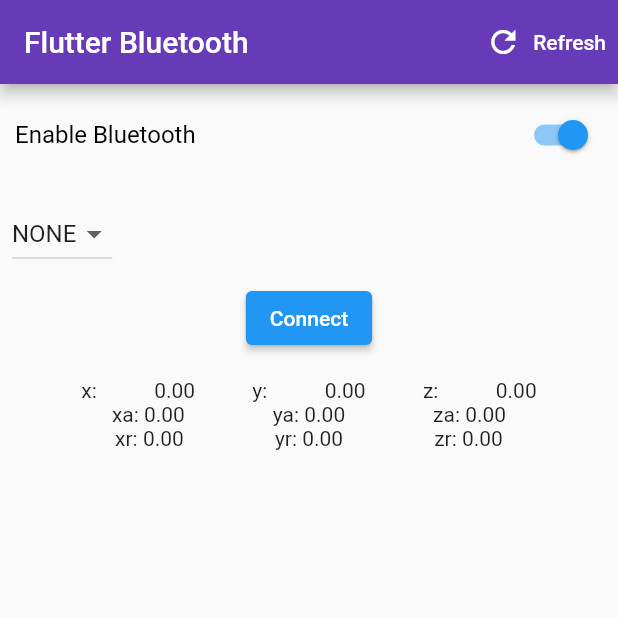
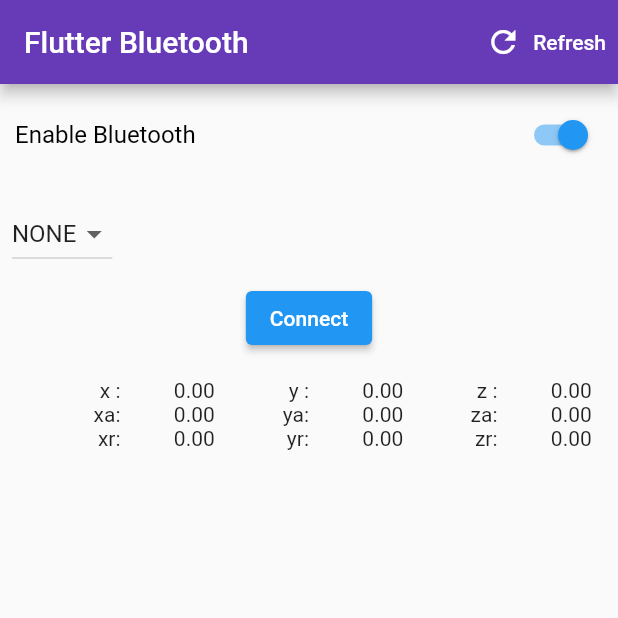
Before and after one commit to chathurach/iri_app, a Flutter app: the screen it shows after launch, on a phone screen of 412 x 824 dp, the top half of it. Run offline on Flutter 3.47's test engine with Material 2 defaults, Android fonts, the phone set to English and light mode, and no system bars; our stand-ins replace fl_chart, flutter_bluetooth_serial, location, permission_handler, sensors; missing offline and left inert: dart:ffi, ext_storage.

Commit message:
minor UI changes

```diff
--- a/lib/bluetooth.dart
+++ b/lib/bluetooth.dart
@@ -284,110 +284,59 @@
                       ),
                       Padding(
                           padding: EdgeInsets.all(16.0),
-                          child: Column(
-                            children: [
-                              Row(
-                                mainAxisAlignment:
-                                    MainAxisAlignment.spaceEvenly,
-                                children: [
-                                  Container(
-                                    alignment: AlignmentDirectional.centerEnd,
-                                    child: Text('x:'),
+                          child: Center(
+                            child: Table(
+                              defaultColumnWidth: FixedColumnWidth(
+                                  ((MediaQuery.of(context).size.width - 35) /
+                                      6)),
+                              children: [
+                                TableRow(
+                                  children: [
+                                    _fillCell('x :'),
+                                    _fillCell(
+                                      fData[0].toStringAsFixed(2),
+                                    ),
+                                    _fillCell('y :'),
+                                    _fillCell(
+                                      fData[1].toStringAsFixed(2),
+                                    ),
+                                    _fillCell('z :'),
+                                    _fillCell(
+                                      fData[2].toStringAsFixed(2),
+                                    ),
+                                  ],
+                                ),
+                                TableRow(children: [
+                                  _fillCell('xa:'),
+                                  _fillCell(
+                                    fData[3].toStringAsFixed(2),
                                   ),
-                                  Container(
-                                    alignment: AlignmentDirectional.centerEnd,
-                                    child: Text(fData[0].toStringAsFixed(2)),
+                                  _fillCell('ya:'),
+                                  _fillCell(
+                                    fData[4].toStringAsFixed(2),
                                   ),
-                                  Container(
-                                    alignment: AlignmentDirectional.centerEnd,
-                                    child: Text('y:'),
+                                  _fillCell('za:'),
+                                  _fillCell(
+                                    fData[5].toStringAsFixed(2),
                                   ),
-                                  Container(
-                                    alignment: AlignmentDirectional.centerEnd,
-                                    child: Text(fData[1].toStringAsFixed(2)),
+                                ]),
+                                TableRow(children: [
+                                  _fillCell('xr:'),
+                                  _fillCell(
+                                    fData[6].toStringAsFixed(2),
                                   ),
-                                  Container(
-                                    alignment: AlignmentDirectional.centerEnd,
-                                    child: Text('z:'),
+                                  _fillCell('yr:'),
+                                  _fillCell(
+                                    fData[7].toStringAsFixed(2),
                                   ),
-                                  Container(
-                                    alignment: AlignmentDirectional.centerEnd,
-                                    child: Text(fData[2].toStringAsFixed(2)),
+                                  _fillCell('zr:'),
+                                  _fillCell(
+                                    fData[8].toStringAsFixed(2),
                                   ),
-                                  // Text('x: ${fData[0].toStringAsFixed(2)}'),
-                                  // Text('y: ${fData[1].toStringAsFixed(2)}'),
-                                  // Text('z: ${fData[2].toStringAsFixed(2)}'),
-                                ],
-                              ),
-                              Row(
-                                mainAxisAlignment:
-                                    MainAxisAlignment.spaceEvenly,
-                                children: [
-                                  Text('xa: ${fData[3].toStringAsFixed(2)}'),
-                                  Text('ya: ${fData[4].toStringAsFixed(2)}'),
-                                  Text('za: ${fData[5].toStringAsFixed(2)}'),
-                                ],
-                              ),
-                              Row(
-                                mainAxisAlignment:
-                                    MainAxisAlignment.spaceEvenly,
-                                children: [
-                                  Text('xr: ${fData[5].toStringAsFixed(2)}'),
-                                  Text('yr: ${fData[6].toStringAsFixed(2)}'),
-                                  Text('zr: ${fData[7].toStringAsFixed(2)}'),
-                                ],
-                              ),
-                            ],
+                                ])
+                              ],
+                            ),
                           )),
-                      // Padding(
-                      //   padding: const EdgeInsets.all(16.0),
-                      //   child: Card(
-                      //     shape: RoundedRectangleBorder(
-                      //       side: new BorderSide(
-                      //         color: _deviceState == 0
-                      //             ? colors['neutralBorderColor']!
-                      //             : _deviceState == 1
-                      //                 ? colors['onBorderColor']!
-                      //                 : colors['offBorderColor']!,
-                      //         width: 3,
-                      //       ),
-                      //       borderRadius: BorderRadius.circular(4.0),
-                      //     ),
-                      //     elevation: _deviceState == 0 ? 4 : 0,
-                      //     child: Padding(
-                      //       padding: const EdgeInsets.all(8.0),
-                      //       child: Row(
-                      //         children: <Widget>[
-                      //           Expanded(
-                      //             child: Text(
-                      //               "DEVICE 1",
-                      //               style: TextStyle(
-                      //                 fontSize: 20,
-                      //                 color: _deviceState == 0
-                      //                     ? colors['neutralTextColor']
-                      //                     : _deviceState == 1
-                      //                         ? colors['onTextColor']
-                      //                         : colors['offTextColor'],
-                      //               ),
-                      //             ),
-                      //           ),
-                      //           // TextButton(
-                      //           //   onPressed: _connected
-                      //           //       ? _sendOnMessageToBluetooth
-                      //           //       : null,
-                      //           //   child: Text("ON"),
-                      //           // ),
-                      //           // TextButton(
-                      //           //   onPressed: _connected
-                      //           //       ? _sendOffMessageToBluetooth
-                      //           //       : null,
-                      //           //   child: Text("OFF"),
-                      //           // ),
-                      //         ],
-                      //       ),
-                      //     ),
-                      //   ),
-                      // ),
                     ],
                   ),
                   Container(
@@ -395,34 +344,6 @@
                   ),
                 ],
               ),
-              // Expanded(
-              //   child: Padding(
-              //     padding: const EdgeInsets.all(20),
-              //     child: Center(
-              //       child: Column(
-              //         mainAxisAlignment: MainAxisAlignment.center,
-              //         children: <Widget>[
-              //           Text(
-              //             "NOTE: If you cannot find the device in the list, please pair the device by going to the bluetooth settings",
-              //             style: TextStyle(
-              //               fontSize: 15,
-              //               fontWeight: FontWeight.bold,
-              //               color: Colors.red,
-              //             ),
-              //           ),
-              //           SizedBox(height: 15),
-              //           ElevatedButton(
-              //             //elevation: 2,
-              //             child: Text("Bluetooth Settings"),
-              //             onPressed: () {
-              //               FlutterBluetoothSerial.instance.openSettings();
-              //             },
-              //           ),
-              //         ],
-              //       ),
-              //     ),
-              //   ),
-              // )
             ],
           ),
         ),
@@ -531,14 +452,14 @@
                     (packeBuffer[4].abs().toInt() & 0xff)) /
                 32768.0 *
                 16;
-            if (packeBuffer[1] < 0 && packeBuffer[0] < 0) {
+            if (packeBuffer[1] < 0 || packeBuffer[0] < 0) {
               fData[0] = fData[0] * -1;
             }
-            if (packeBuffer[3] < 0 && packeBuffer[2] < 0) {
-              fData[1] = fData[0] * -1;
+            if (packeBuffer[3] < 0 || packeBuffer[2] < 0) {
+              fData[1] = fData[1] * -1;
             }
-            if (packeBuffer[5] < 0 && packeBuffer[4] < 0) {
-              fData[2] = fData[0] * -1;
+            if (packeBuffer[5] < 0 || packeBuffer[4] < 0) {
+              fData[2] = fData[2] * -1;
             }
             //print('${fData[0]}, ${fData[1]}, ${fData[2]}');
             break;
@@ -556,13 +477,13 @@
                     (packeBuffer[4].abs().toInt() & 0xff)) /
                 32768.0 *
                 2000;
-            if (packeBuffer[1] < 0 && packeBuffer[0] < 0) {
+            if (packeBuffer[1] < 0 || packeBuffer[0] < 0) {
               fData[3] = fData[3] * -1;
             }
-            if (packeBuffer[3] < 0 && packeBuffer[2] < 0) {
+            if (packeBuffer[3] < 0 || packeBuffer[2] < 0) {
               fData[4] = fData[4] * -1;
             }
-            if (packeBuffer[5] < 0 && packeBuffer[4] < 0) {
+            if (packeBuffer[5] < 0 || packeBuffer[4] < 0) {
               fData[5] = fData[5] * -1;
             }
             //print('${fData[3]}, ${fData[4]}, ${fData[5]}');
@@ -581,13 +502,13 @@
                     (packeBuffer[4].abs().toInt() & 0xff)) /
                 32768.0 *
                 180;
-            if (packeBuffer[1] < 0 && packeBuffer[0] < 0) {
+            if (packeBuffer[1] < 0 || packeBuffer[0] < 0) {
               fData[6] = fData[6] * -1;
             }
-            if (packeBuffer[3] < 0 && packeBuffer[2] < 0) {
+            if (packeBuffer[3] < 0 || packeBuffer[2] < 0) {
               fData[7] = fData[7] * -1;
             }
-            if (packeBuffer[5] < 0 && packeBuffer[4] < 0) {
+            if (packeBuffer[5] < 0 || packeBuffer[4] < 0) {
               fData[8] = fData[8] * -1;
             }
             //print('${fData[3]}, ${fData[4]}, ${fData[5]}');
@@ -607,6 +528,7 @@
 
     await connection!.close();
     show('Device disconnected');
+    fData.fillRange(0, 11, 0.0);
     if (!connection!.isConnected) {
       setState(() {
         _connected = false;
@@ -653,4 +575,16 @@
       ),
     );
   }
+
+  TableCell _fillCell(String _text) {
+    TableCell _cell;
+    _cell = TableCell(
+      verticalAlignment: TableCellVerticalAlignment.middle,
+      child: Text(
+        _text,
+        textAlign: TextAlign.end,
+      ),
+    );
+    return _cell;
+  }
 }
```
